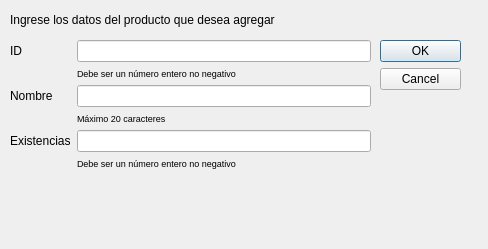
Before: the Qt Designer form Tarea4/Tienda/src/ui/formproducto.ui in dieg0rtiz/Tareas-Progra-2, drawn with Qt 5.
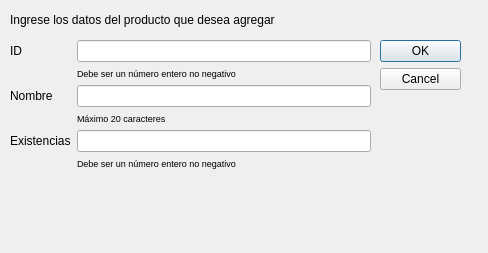
After: the same form once the commit is applied.

```diff
--- a/Tarea4/Tienda/src/ui/formproducto.ui
+++ b/Tarea4/Tienda/src/ui/formproducto.ui
@@ -7,7 +7,7 @@
     <x>0</x>
     <y>0</y>
     <width>488</width>
-    <height>249</height>
+    <height>253</height>
    </rect>
   </property>
   <property name="windowTitle">
```
